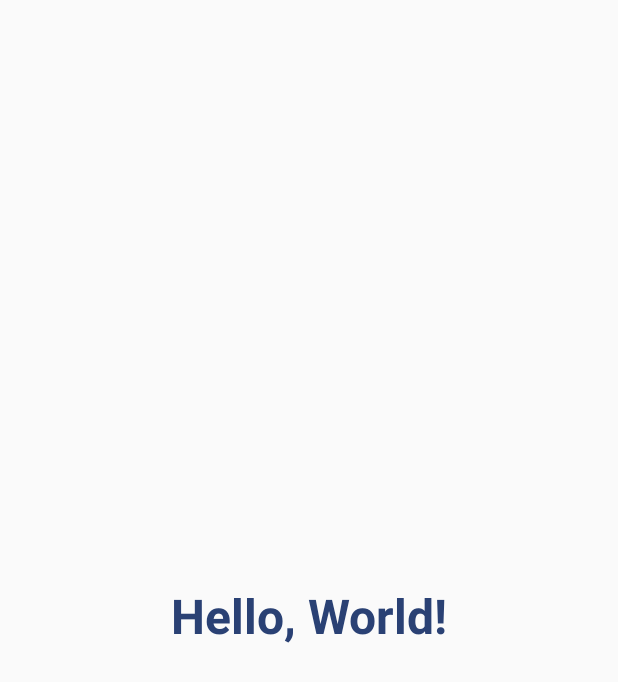
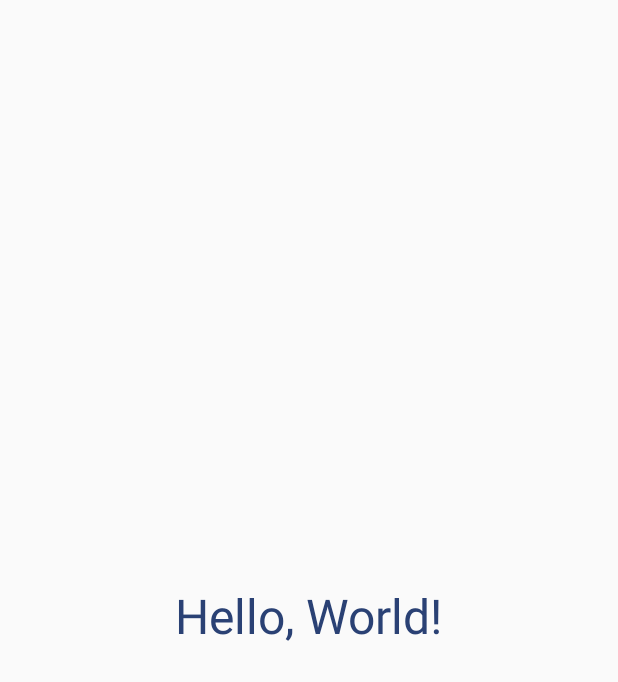
Before and after one commit to mertcaliskanlinux/jetpackComposeDetailPage, an Android app built with Jetpack Compose: the screen it shows after launch (MainActivity), on a phone screen of 412 x 824 dp. Shown: the top 682 px of the screen. Run offline under Robolectric (Android 15) with nearby library versions, the phone set to English and light mode, and no system bars.

Commit message:
font weight

```diff
--- a/app/src/main/java/com/mertlinux/componenttestlearning/HomeScreen.kt
+++ b/app/src/main/java/com/mertlinux/componenttestlearning/HomeScreen.kt
@@ -30,7 +30,7 @@ fun HomeScreen(navController: NavController) {
             style = MaterialTheme.typography.headlineLarge,
             fontSize = MaterialTheme.typography.headlineLarge.fontSize,
             fontFamily = MaterialTheme.typography.headlineLarge.fontFamily,
-            fontWeight = FontWeight.Bold
+            fontWeight = FontWeight.Normal
         )
     }
 }
```
